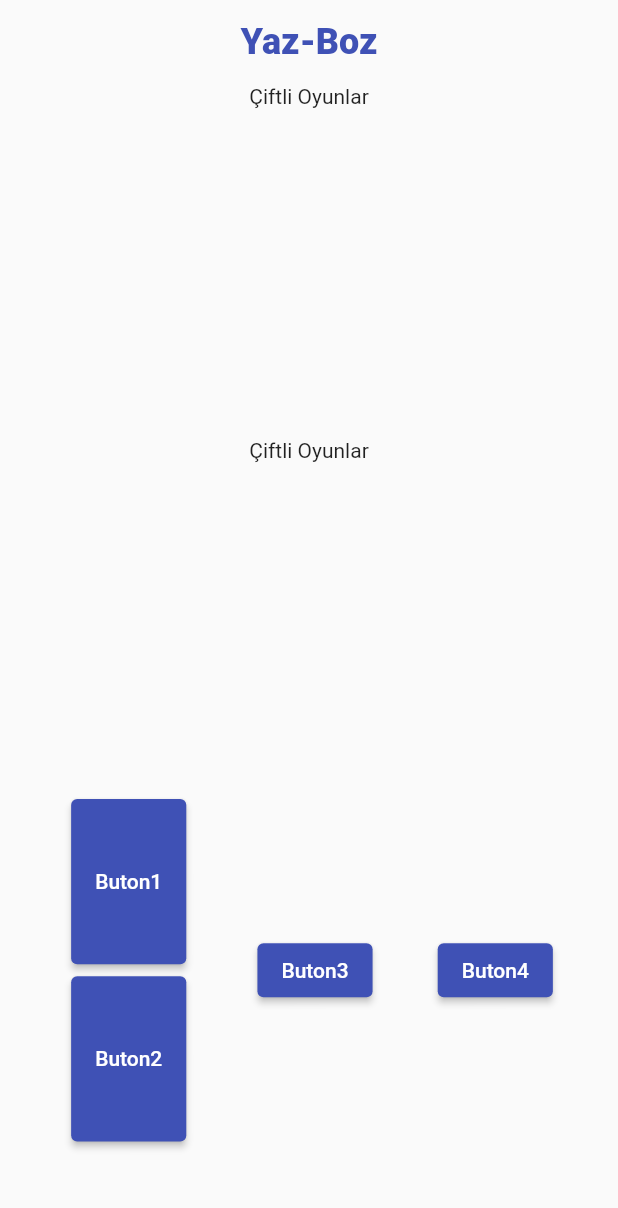
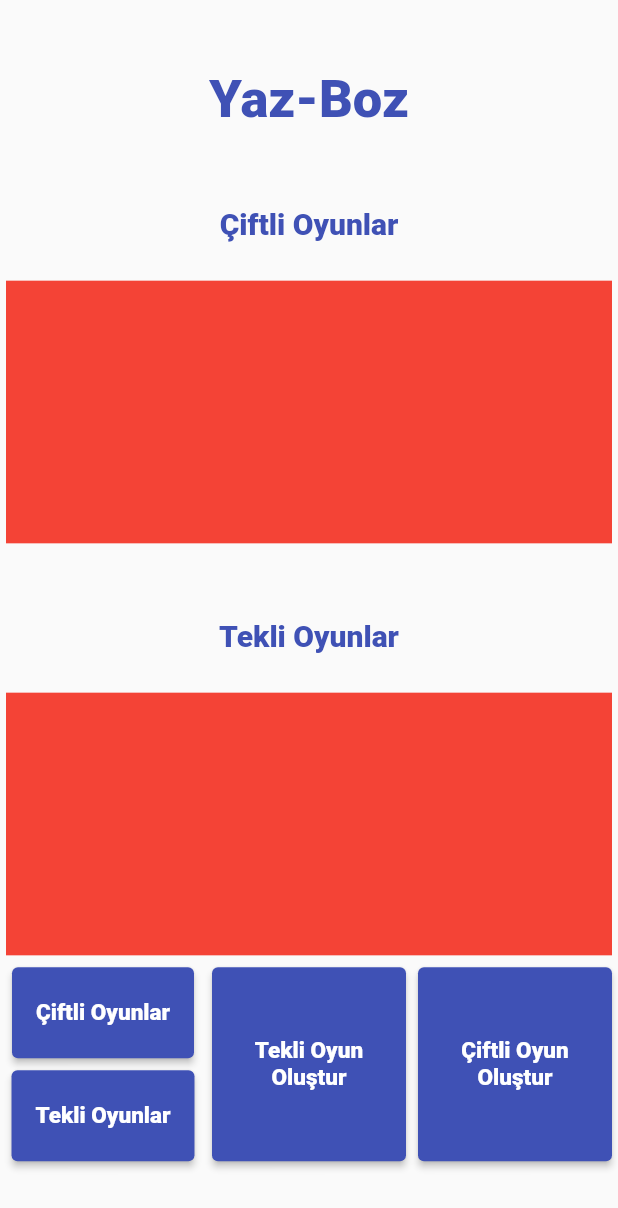
Before and after one commit to BilgeKaanpc/yazboz_flutter_sqflite, a Flutter app: the screen it shows after launch, on a phone screen of 412 x 824 dp. Shown: the top 1208 px of the screen. Run offline on Flutter 3.47's test engine with Material 2 defaults, Android fonts, the phone set to English and light mode, and no system bars; our stand-ins replace google_fonts, sqflite; accounts and stored records are empty.

```diff
--- a/lib/Design/DesignVeriables.dart
+++ b/lib/Design/DesignVeriables.dart
@@ -5,9 +5,14 @@ import 'package:google_fonts/google_fonts.dart';
 class DesignVeribles{
     static const mainColor = Colors.indigo;
     static final TextStyle baslikStyle = GoogleFonts.concertOne(
-        fontSize: 24,fontWeight: FontWeight.w900, color: mainColor
+        fontSize: 35,fontWeight: FontWeight.w900, color: mainColor
     );
-
+    static final TextStyle altBaslikStyle = GoogleFonts.concertOne(
+        fontSize: 20,fontWeight: FontWeight.w900, color: mainColor
+    );
+    static final TextStyle butonTextStyle = GoogleFonts.luckiestGuy(
+        fontSize: 15,fontWeight: FontWeight.w900, color: Colors.white
+    );
     static final padding4 = EdgeInsets.all(4.0);
 
 }
--- a/lib/main.dart
+++ b/lib/main.dart
@@ -41,40 +41,56 @@ class _MyHomePageState extends State<MyHomePage> {
   @override
   Widget build(BuildContext context) {
     return Scaffold(
-      appBar: AppBar(
-        backgroundColor: Colors.transparent,
-        elevation: 0,
-        title: Center(
+      body: Center(
+        child: Column(
+          children: <Widget>[
+            Expanded(child: Container()),
+            Expanded(
                 child: Text(
               "Yaz-Boz",
               style: DesignVeribles.baslikStyle,
             )),
-      ),
-      body: Center(
-        child: Column(
-          children: <Widget>[
+            Expanded(child: Container()),
             Expanded(
               flex: 1,
-              child: Text("Çiftli Oyunlar"),
+              child: Text(
+                "Çiftli Oyunlar",
+                style: DesignVeribles.altBaslikStyle,
+              ),
+            ),
+            Expanded(
+              flex: 4,
+              child: Padding(
+                padding: DesignVeribles.padding4,
+                child: Container(
+                  color: Colors.red,
+                ),
+              ),
+            ),
+            Expanded(child: Container()),
+            Expanded(
+              flex: 1,
+              child: Text(
+                "Tekli Oyunlar",
+                style: DesignVeribles.altBaslikStyle,
+              ),
+            ),
+            Expanded(
+              flex: 4,
+              child: Padding(
+                padding: DesignVeribles.padding4,
+                child: Container(
+                  color: Colors.red,
+                ),
+              ),
             ),
             Expanded(
               flex: 3,
-              child: Container(),
-            ),
-            Expanded(
-              flex: 1,
-              child: Text("Çiftli Oyunlar"),
-            ),
-            Expanded(
-              flex: 3,
-              child: Container(),
-            ),
-            Expanded(
-              flex: 4,
               child: Row(
                 mainAxisAlignment: MainAxisAlignment.spaceEvenly,
                 children: [
-                  Column(
+                  Expanded(
+                    child: Column(
                       mainAxisAlignment: MainAxisAlignment.spaceEvenly,
                       children: [
                         Expanded(
@@ -82,7 +98,11 @@ class _MyHomePageState extends State<MyHomePage> {
                             padding: DesignVeribles.padding4,
                             child: ElevatedButton(
                               onPressed: () {},
-                            child: Text("Buton1"),
+                              child: Text(
+                                "Çiftli Oyunlar",
+                                style: DesignVeribles.butonTextStyle,
+                                textAlign: TextAlign.center,
+                              ),
                             ),
                           ),
                         ),
@@ -91,19 +111,48 @@ class _MyHomePageState extends State<MyHomePage> {
                             padding: DesignVeribles.padding4,
                             child: ElevatedButton(
                               onPressed: () {},
-                            child: Text("Buton2"),
+                              child: Text(
+                                "Tekli Oyunlar",
+                                style: DesignVeribles.butonTextStyle,
+                                textAlign: TextAlign.center,
+                              ),
                             ),
                           ),
                         ),
                       ],
                     ),
-                  ElevatedButton(
+                  ),
+                  Expanded(
+                    child: Padding(
+                      padding: DesignVeribles.padding4,
+                      child: ElevatedButton(
+                        style: ElevatedButton.styleFrom(
+                          minimumSize: Size(100, 200),
+                        ),
                         onPressed: () {},
-                    child: Text("Buton3"),
+                        child: Text(
+                          "Tekli Oyun Oluştur",
+                          style: DesignVeribles.butonTextStyle,
+                          textAlign: TextAlign.center,
                         ),
-                  ElevatedButton(
+                      ),
+                    ),
+                  ),
+                  Expanded(
+                    child: Padding(
+                      padding: DesignVeribles.padding4,
+                      child: ElevatedButton(
+                        style: ElevatedButton.styleFrom(
+                          minimumSize: Size(100, 200),
+                        ),
                         onPressed: () {},
-                    child: Text("Buton4"),
+                        child: Text(
+                          "Çiftli Oyun Oluştur",
+                          style: DesignVeribles.butonTextStyle,
+                          textAlign: TextAlign.center,
+                        ),
+                      ),
+                    ),
                   ),
                 ],
               ),
```
Also changed, not shown: lib/Classes/tekliOyun.dart (added, +40 -0 lines). Lines whose indentation alone changed are shown as unchanged.
